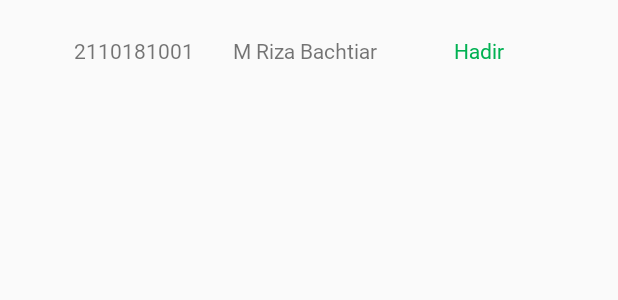
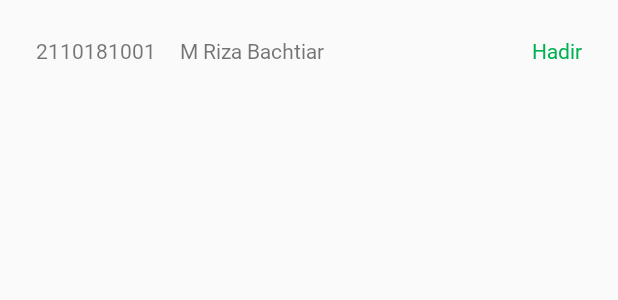
Before and after one commit to agustinanisaf/SquareCheck-android, an Android app: the layout lecturer_attendance_layout.xml on its own in the app's theme, with its tools: preview values and no code run, on a phone screen of 412 x 824 dp. Shown: the top 300 px of the screen. Run offline under Robolectric (Android 15) with nearby library versions, the phone set to English and light mode, and no system bars; Roboto replaces fonts that are not available here.

Commit message:
Penataan List (#77)
Fixes #67

```diff
--- a/app/build.gradle
+++ b/app/build.gradle
@@ -24,7 +24,7 @@ android {
         }
         release {
             buildConfigField 'String', 'baseUrl', '"https://api.square-check.me/"'
-            minifyEnabled true
+            minifyEnabled false
             proguardFiles getDefaultProguardFile('proguard-android-optimize.txt'), 'proguard-rules.pro'
         }
     }
@@ -53,7 +53,7 @@ dependencies {
 
     implementation 'com.github.kizitonwose:CalendarView:1.0.0'
 
-    implementation 'com.google.code.gson:gson:2.8.5'
+    implementation 'com.google.code.gson:gson:2.8.6'
     def retrofit_ver = "2.9.0"
     implementation "com.squareup.retrofit2:retrofit:$retrofit_ver"
     implementation "com.squareup.retrofit2:converter-gson:$retrofit_ver"
--- a/app/src/main/java/com/squarecheck/lecturer/view/LecturerAttendanceSummaryDetailActivity.java
+++ b/app/src/main/java/com/squarecheck/lecturer/view/LecturerAttendanceSummaryDetailActivity.java
@@ -8,7 +8,7 @@ import com.squarecheck.lecturer.interactor.LecturerAttendanceSummaryDetailIntera
 import com.squarecheck.lecturer.presenter.LecturerAttendanceSummaryDetailPresenter;
 import com.squarecheck.shared.model.Title;
 
-import static com.squarecheck.lecturer.view.LecturerDashboardFragment.SUBJECT_ID;
+import static com.squarecheck.lecturer.view.LecturerAttendanceSummaryFragment.SCHEDULE_ID;
 import static com.squarecheck.lecturer.view.LecturerScheduleActionFragment.TITLE_ID;
 
 public class LecturerAttendanceSummaryDetailActivity extends BaseFragmentHolderActivity {
@@ -16,7 +16,7 @@ public class LecturerAttendanceSummaryDetailActivity extends BaseFragmentHolderA
     @Override
     protected void initializeFragment() {
         Intent intent = getIntent();
-        int scheduleId = intent.getIntExtra(SUBJECT_ID, 1);
+        int scheduleId = intent.getIntExtra(SCHEDULE_ID, 1);
         Title title = new Gson().fromJson(intent.getStringExtra(TITLE_ID), Title.class);
         String time = intent.getStringExtra("TIME_ID");
 
--- a/app/src/main/java/com/squarecheck/lecturer/view/LecturerAttendanceSummaryFragment.java
+++ b/app/src/main/java/com/squarecheck/lecturer/view/LecturerAttendanceSummaryFragment.java
@@ -29,7 +29,7 @@ public class LecturerAttendanceSummaryFragment
         extends BaseFragment<LecturerAttendanceSummaryActivity, LecturerAttendanceSummaryContract.Presenter>
         implements LecturerAttendanceSummaryContract.View {
 
-    private static final String SCHEDULE_ID = "SCHEDULE_ID";
+    public static final String SCHEDULE_ID = "SCHEDULE_ID";
     private final int subjectId;
     private final Title title;
     private ContentLecturerAttendanceSummaryBinding binding;
--- a/app/src/main/res/layout/lecturer_attendance_layout.xml
+++ b/app/src/main/res/layout/lecturer_attendance_layout.xml
@@ -18,16 +18,17 @@
             android:id="@+id/tv_student_id"
             android:layout_width="wrap_content"
             android:layout_height="wrap_content"
-            android:layout_weight="1"
             android:text="@{data.nrp}"
-            android:textAlignment="center"
             tools:text="@string/student_id_placeholder" />
 
         <TextView
             android:id="@+id/tv_student_name"
-            android:layout_width="wrap_content"
+            android:layout_width="0dp"
             android:layout_height="wrap_content"
             android:layout_weight="1"
+            android:paddingStart="@dimen/gutter16dp"
+            android:paddingEnd="@dimen/gutter16dp"
+            android:singleLine="true"
             android:text="@{data.name}"
             android:textAlignment="textStart"
             tools:text="@string/student_name_placeholder" />
@@ -36,9 +37,8 @@
             android:id="@+id/tv_student_status"
             android:layout_width="wrap_content"
             android:layout_height="wrap_content"
-            android:layout_weight="1"
             android:text="@{data.status}"
-            android:textAlignment="textStart"
+            android:textAlignment="textEnd"
             android:textColor="@{context.getColor(data.color)}"
             tools:text="@string/hadir_label"
             tools:textColor="@color/hadir" />
```
Also changed, not shown: app/src/main/res/layout/content_lecturer_attendance_summary_detail.xml (+4 -3 lines).
